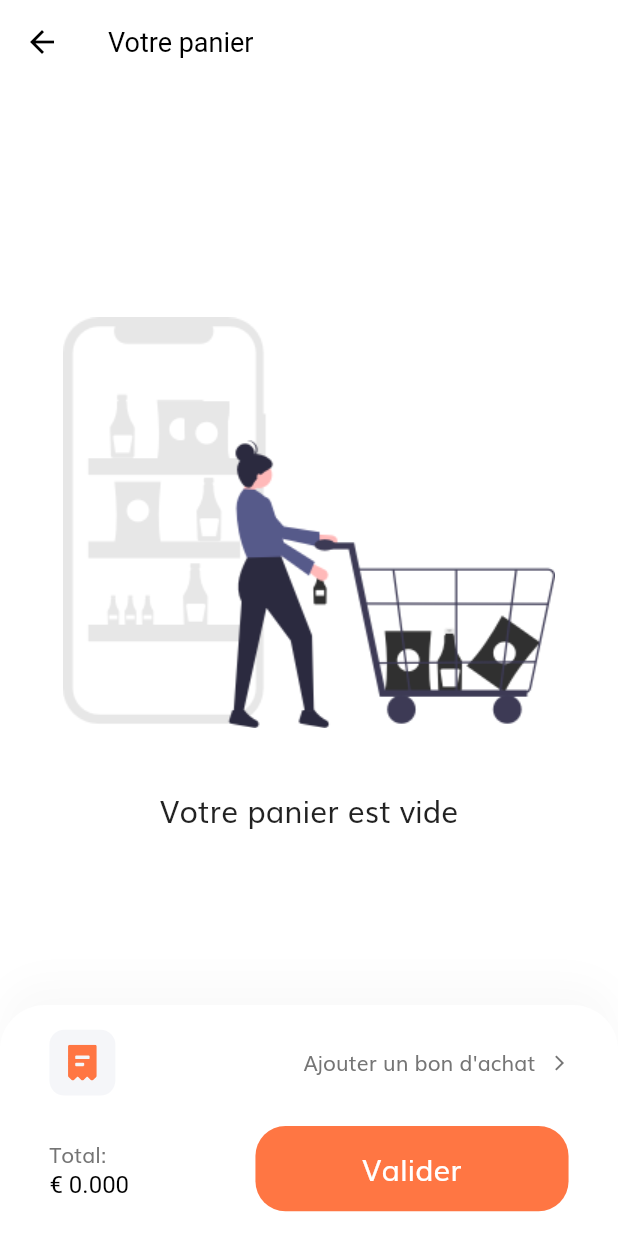
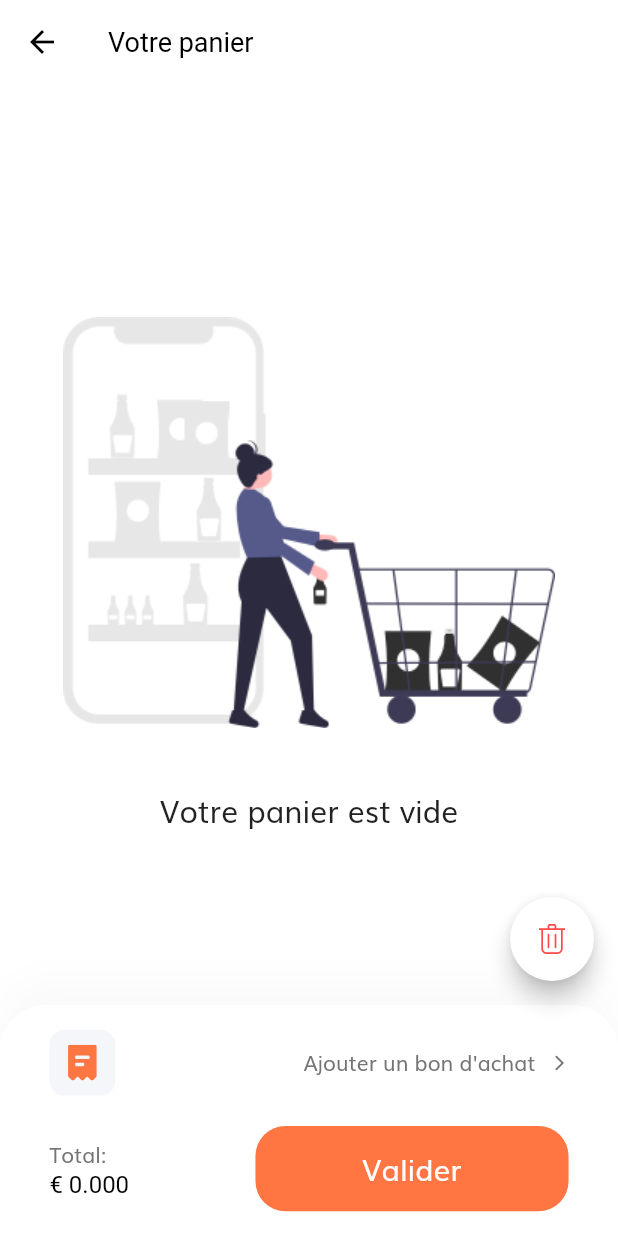
Before and after one commit to zeufack/ztrain-mob, a Flutter app: the CartScreen screen opened by its route, on a phone screen of 412 x 824 dp. Run offline on Flutter 3.47's test engine with Material 2 defaults, Android fonts, the phone set to English and light mode, and no system bars; our stand-ins replace cloud_firestore, firebase_auth, firebase_core, flutter_spinkit, flutter_svg, google_sign_in; missing offline and left inert: alert, flutter_facebook_auth, stripe_payment; accounts and stored records are empty.

Commit message:
create empty cart button

```diff
--- a/lib/screens/cart/cart_screen.dart
+++ b/lib/screens/cart/cart_screen.dart
@@ -1,4 +1,5 @@
 import 'package:flutter/material.dart';
+import 'package:flutter_svg/flutter_svg.dart';
 import 'components/body.dart';
 import 'components/check_out_card.dart';
 
@@ -10,6 +11,13 @@ class CartScreen extends StatelessWidget {
       appBar: buildAppBar(context),
       body: Body(),
       bottomNavigationBar: CheckoutCard(),
+      floatingActionButton: FloatingActionButton(
+        onPressed: () {},
+        child: SvgPicture.asset(
+          "assets/icons/Trash.svg",
+        ),
+        backgroundColor: Colors.white,
+      ),
     );
   }
 
--- a/lib/screens/cart/components/body.dart
+++ b/lib/screens/cart/components/body.dart
@@ -61,7 +61,7 @@ class _BodyState extends State<Body> {
                         key: UniqueKey(),
                         direction: DismissDirection.endToStart,
                         onDismissed: (direction) {
-                          productDAO.deletedFromCard(carts[index].id);
+                          // productDAO.deletedFromCard(carts[index].id);
                           ScaffoldMessenger.of(context).showSnackBar(
                               SnackBar(content: Text('retirer du panier')));
                         },
--- a/lib/screens/login_success/components/body.dart
+++ b/lib/screens/login_success/components/body.dart
@@ -8,7 +8,7 @@ class Body extends StatelessWidget {
   Widget build(BuildContext context) {
     return Column(
       children: [
-        SizedBox(height: SizeConfig.screenHeight * 0.04),
+        SizedBox(height: SizeConfig.screenHeight * 0.02),
         Image.asset(
           "assets/images/success.png",
           height: SizeConfig.screenHeight * 0.4, //40%
--- a/lib/screens/profile/components/body.dart
+++ b/lib/screens/profile/components/body.dart
@@ -45,6 +45,8 @@ class Body extends StatelessWidget {
             press: () {
               try {
                 // auth.signOut();
+                //use fake signout form
+                auth.incorrectLogOut();
                 Navigator.pushNamed(context, SignInScreen.routeName);
               } on FirebaseAuthException catch (e) {
                 print(e);
```
Also changed, not shown: lib/screens/sign_in/auth.dart (+11 -0 lines), lib/screens/sign_up/components/body.dart (+19 -1 lines), lib/screens/sign_up/components/sign_up_form.dart (+3 -4 lines).
